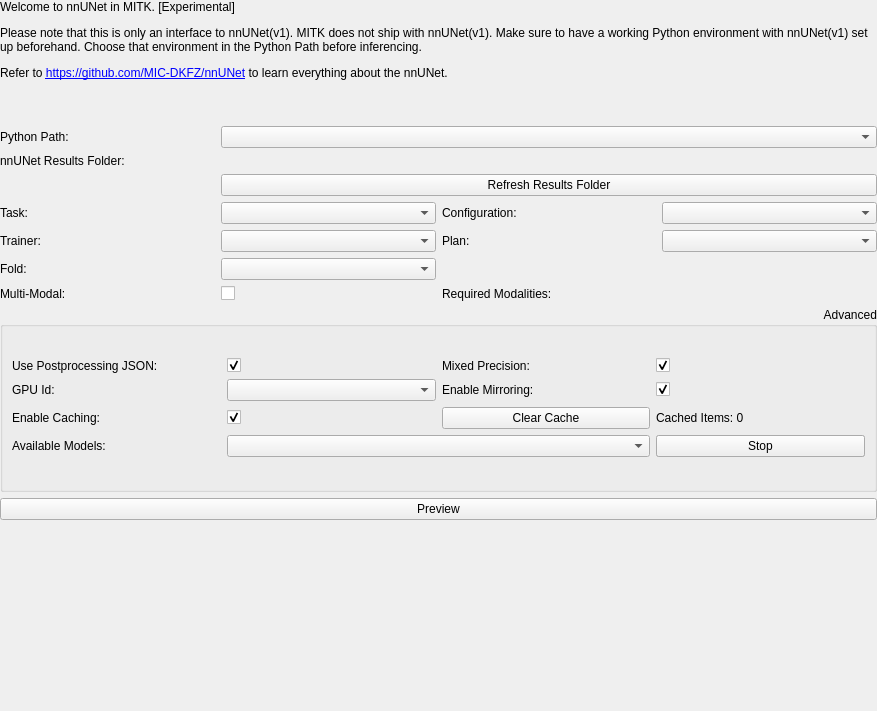
Old version of the form Modules/SegmentationUI/Qmitk/QmitknnUNetToolGUIControls.ui in the repository MITK/MITK.
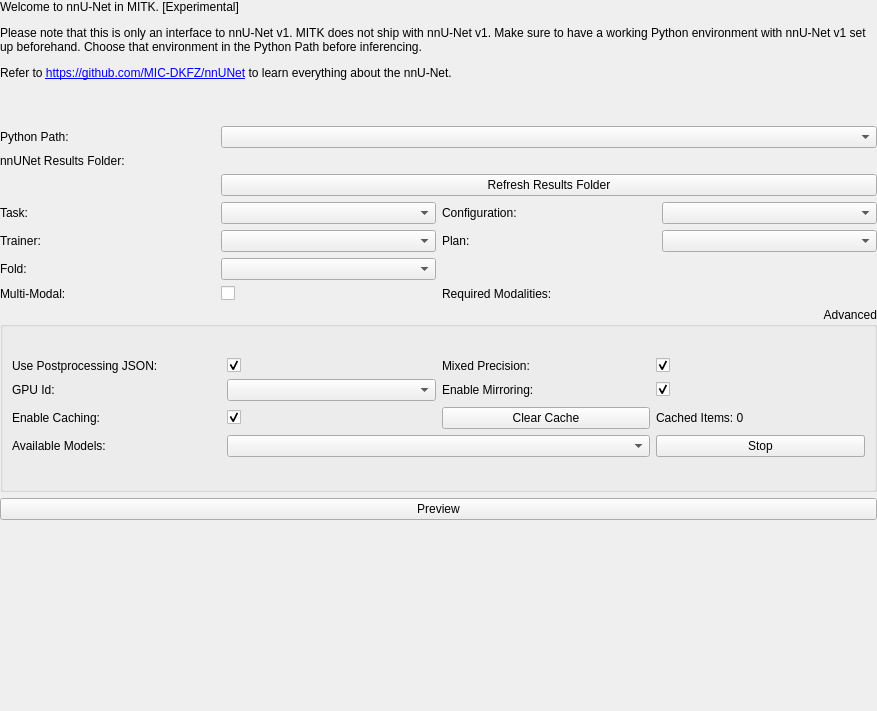
New version of the form. Custom widgets are drawn as their Qt base class.

Commit message: Update nnUNet(v1) as nnU-Net v1

```diff
--- a/Modules/SegmentationUI/Qmitk/QmitknnUNetToolGUIControls.ui
+++ b/Modules/SegmentationUI/Qmitk/QmitknnUNetToolGUIControls.ui
@@ -139,7 +139,7 @@
         </sizepolicy>
        </property>
        <property name="text">
-        <string>&lt;html&gt;&lt;head/&gt;&lt;body&gt;&lt;p&gt;Welcome to nnUNet in MITK. [Experimental]&lt;/p&gt;&lt;p&gt;Please note that this is only an interface to nnUNet(v1). MITK does not ship with nnUNet(v1). Make sure to have a working Python environment with nnUNet(v1) set up beforehand. Choose that environment in the Python Path before inferencing. &lt;/p&gt;&lt;p&gt;Refer to &lt;a href=&quot;https://github.com/MIC-DKFZ/nnUNet&quot;&gt;&lt;span style=&quot; text-decoration: underline; color:#0000ff;&quot;&gt;https://github.com/MIC-DKFZ/nnUNet&lt;/span&gt;&lt;/a&gt; to learn everything about the nnUNet.&lt;/p&gt;&lt;p&gt;&lt;br/&gt;&lt;/p&gt;&lt;/body&gt;&lt;/html&gt;</string>
+        <string>&lt;html&gt;&lt;head/&gt;&lt;body&gt;&lt;p&gt;Welcome to nnU-Net in MITK. [Experimental]&lt;/p&gt;&lt;p&gt;Please note that this is only an interface to nnU-Net v1. MITK does not ship with nnU-Net v1. Make sure to have a working Python environment with nnU-Net v1 set up beforehand. Choose that environment in the Python Path before inferencing. &lt;/p&gt;&lt;p&gt;Refer to &lt;a href=&quot;https://github.com/MIC-DKFZ/nnUNet&quot;&gt;&lt;span style=&quot; text-decoration: underline; color:#0000ff;&quot;&gt;https://github.com/MIC-DKFZ/nnUNet&lt;/span&gt;&lt;/a&gt; to learn everything about the nnU-Net.&lt;/p&gt;&lt;p&gt;&lt;br/&gt;&lt;/p&gt;&lt;/body&gt;&lt;/html&gt;</string>
        </property>
        <property name="textFormat">
         <enum>Qt::RichText</enum>
```
The commit also changes 1 other file.
